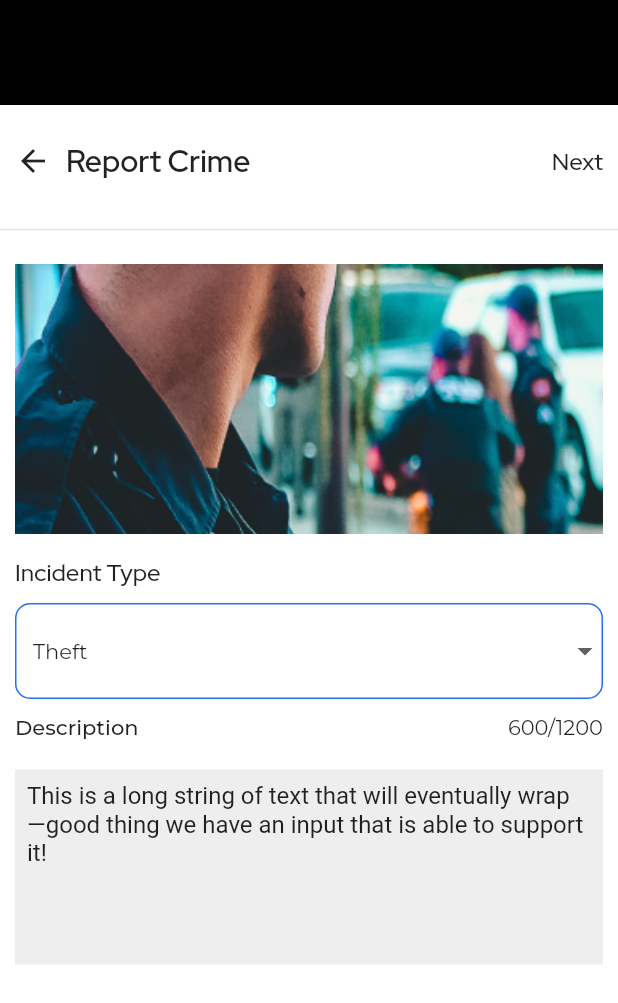
After one commit to ikebotch/SocialPolice, a Flutter app: the ReportCrime screen opened directly, on a phone screen of 412 x 824 dp. The commit adds this screen. Shown: the top 1003 px of the screen. Run offline on Flutter 3.47's test engine with Material 2 defaults, Android fonts, the phone set to English and light mode, and no system bars; our stand-ins replace flutter_svg, google_fonts.

Commit message:
report crime ui

```diff
--- a/lib/src/res/colors.dart
+++ b/lib/src/res/colors.dart
@@ -9,6 +9,7 @@ class AppColors {
   static const Color colorBorderGrey1 = Color(0xFF747474);
   static const Color colorBorderGrey2 = Color(0xFFF4F8F6);
   static const Color colorBorderGrey3 = Color(0xFFF1F5F8);
+  static const Color colorBorderGrey4 = Color(0xFFEEEEEE);
   static const Color colorBackground = Color(0xFFFCFCFC);
   static const Color colorRed1 = Color(0xFFC62416);
   static const Color colorBlue1 = Color(0xFF2F80ED);
--- /dev/null
+++ b/lib/src/ui/report_crime.dart
@@ -0,0 +1,158 @@
+import 'package:flutter/material.dart';
+import 'package:google_fonts/google_fonts.dart';
+import 'package:socialpolice/src/res/colors.dart';
+
+class ReportCrime extends StatefulWidget {
+  const ReportCrime({Key? key}) : super(key: key);
+
+  @override
+  State<ReportCrime> createState() => _ReportCrimeState();
+}
+
+class _ReportCrimeState extends State<ReportCrime> {
+  List<String> items = ['Theft', 'Arson', 'Burglary', 'Cybercrime'];
+  var selectedItem = 'Theft';
+  @override
+  Widget build(BuildContext context) {
+    return Scaffold(
+      backgroundColor: Colors.black,
+      body: SingleChildScrollView(
+        child: Container(
+          height: MediaQuery.of(context).size.height,
+          margin: const EdgeInsets.only(top: 70),
+          color: Colors.white,
+          child: Column(
+            crossAxisAlignment: CrossAxisAlignment.start,
+            children: [
+              Container(
+                height: 75,
+                margin: const EdgeInsets.only(left: 10, right: 10),
+                child: Row(
+                  children: [
+                    InkWell(
+                      onTap: () => Navigator.pop(context),
+                      child: const Icon(Icons.arrow_back),
+                    ),
+                    const SizedBox(width: 10),
+                    Text(
+                      'Report Crime',
+                      style: GoogleFonts.redHatDisplay(
+                        fontSize: 20,
+                        fontWeight: FontWeight.w600,
+                      ),
+                    ),
+                    const Spacer(),
+                    InkWell(
+                      onTap: () {},
+                      child: Text(
+                        'Next',
+                        style: GoogleFonts.redHatDisplay(
+                          fontSize: 16,
+                          fontWeight: FontWeight.w500,
+                        ),
+                      ),
+                    ),
+                  ],
+                ),
+              ),
+              const Divider(thickness: 1),
+              Container(
+                height: 180,
+                margin:
+                    const EdgeInsets.symmetric(horizontal: 10, vertical: 15),
+                width: MediaQuery.of(context).size.width,
+                child: Image.asset(
+                  'assets/images/pexels_cop.png',
+                  fit: BoxFit.cover,
+                ),
+              ),
+              Padding(
+                padding: const EdgeInsets.only(left: 10),
+                child: Text(
+                  'Incident Type',
+                  style: GoogleFonts.redHatDisplay(
+                    fontSize: 16,
+                    fontWeight: FontWeight.w500,
+                  ),
+                ),
+              ),
+              Container(
+                width: MediaQuery.of(context).size.width,
+                padding: const EdgeInsets.only(left: 10, right: 10, top: 10),
+                child: DropdownButtonFormField<String>(
+                  decoration: InputDecoration(
+                    enabledBorder: OutlineInputBorder(
+                      borderRadius: BorderRadius.circular(10),
+                      borderSide: const BorderSide(
+                          width: 1, color: AppColors.colorPrimary),
+                    ),
+                  ),
+                  value: selectedItem,
+                  items: items
+                      .map(
+                        (item) => DropdownMenuItem<String>(
+                          value: item,
+                          child: Text(item,
+                              style: GoogleFonts.montserrat(
+                                fontSize: 14,
+                                fontWeight: FontWeight.w400,
+                              )),
+                        ),
+                      )
+                      .toList(),
+                  onChanged: (itemm) {
+                    setState(() {
+                      selectedItem = itemm!;
+                    });
+                  },
+                ),
+              ),
+              Container(
+                margin:
+                    const EdgeInsets.symmetric(horizontal: 10, vertical: 10),
+                child: Row(
+                  mainAxisAlignment: MainAxisAlignment.spaceBetween,
+                  children: [
+                    Text(
+                      'Description',
+                      style: GoogleFonts.montserrat(
+                        fontSize: 14,
+                        fontWeight: FontWeight.w500,
+                      ),
+                    ),
+                    Text(
+                      '600/1200',
+                      style: GoogleFonts.montserrat(
+                        fontSize: 14,
+                        fontWeight: FontWeight.w400,
+                      ),
+                    ),
+                  ],
+                ),
+              ),
+              Container(
+                margin:
+                    const EdgeInsets.symmetric(horizontal: 10, vertical: 10),
+                decoration: const BoxDecoration(
+                  color: AppColors.colorBorderGrey4,
+                ),
+                child: TextFormField(
+                  controller: TextEditingController()
+                    ..text =
+                        'This is a long string of text that will eventually wrap—good thing we have an input that is able to support it!',
+                  maxLines: null,
+                  minLines: 6,
+                  keyboardType: TextInputType.multiline,
+                  decoration: const InputDecoration(
+                    border: InputBorder.none,
+                    contentPadding: EdgeInsets.all(8),
+                  ),
+                ),
+              ),
+            ],
+          ),
+        ),
+      ),
+    );
+  }
+}
--- a/lib/src/ui/report_live_crime.dart
+++ b/lib/src/ui/report_live_crime.dart
@@ -1,5 +1,6 @@
 import 'package:flutter/material.dart';
 import 'package:socialpolice/src/res/icons.dart';
+import 'package:socialpolice/src/ui/report_crime.dart';
 
 class ReportLiveCrime extends StatelessWidget {
   const ReportLiveCrime({Key? key}) : super(key: key);
@@ -49,7 +50,15 @@ class ReportLiveCrime extends StatelessWidget {
                         width: 41,
                         height: 43,
                       ),
-                      Container(child: AppIcon.camera.drawSvg(size: 41)),
+                      InkWell(
+                        onTap: () => Navigator.push(
+                          context,
+                          MaterialPageRoute(
+                            builder: (context) => const ReportCrime(),
+                          ),
+                        ),
+                        child: AppIcon.camera.drawSvg(size: 59),
+                      ),
                       Image.asset(
                         'assets/images/rotate.png',
                         width: 41,
```
